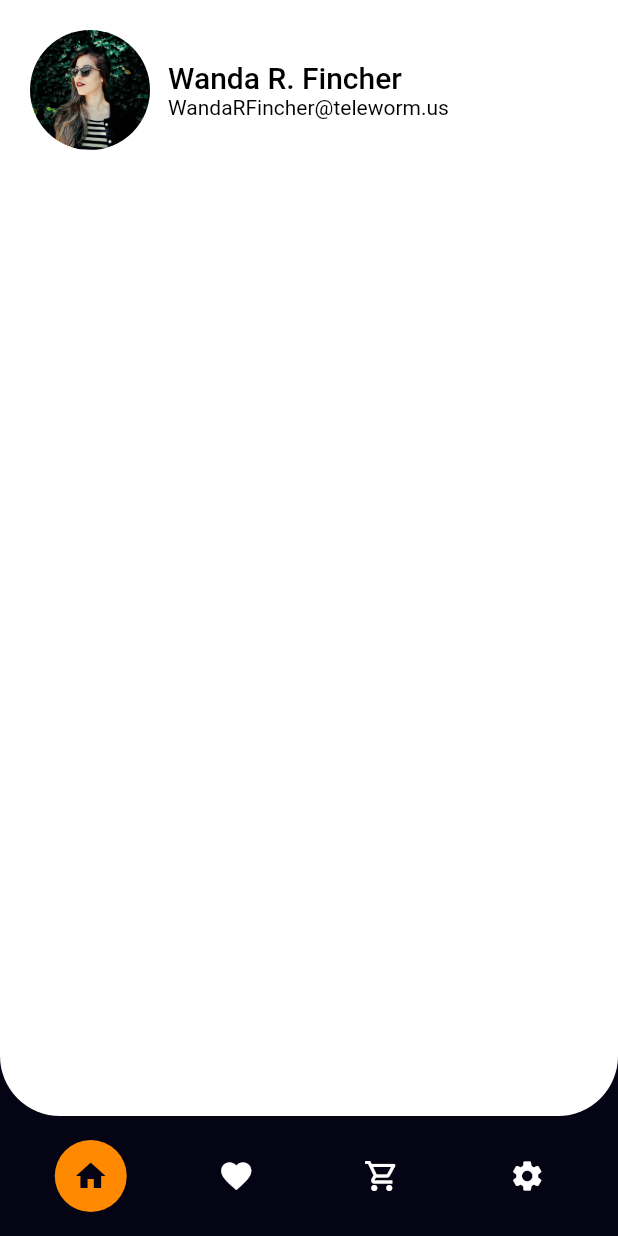
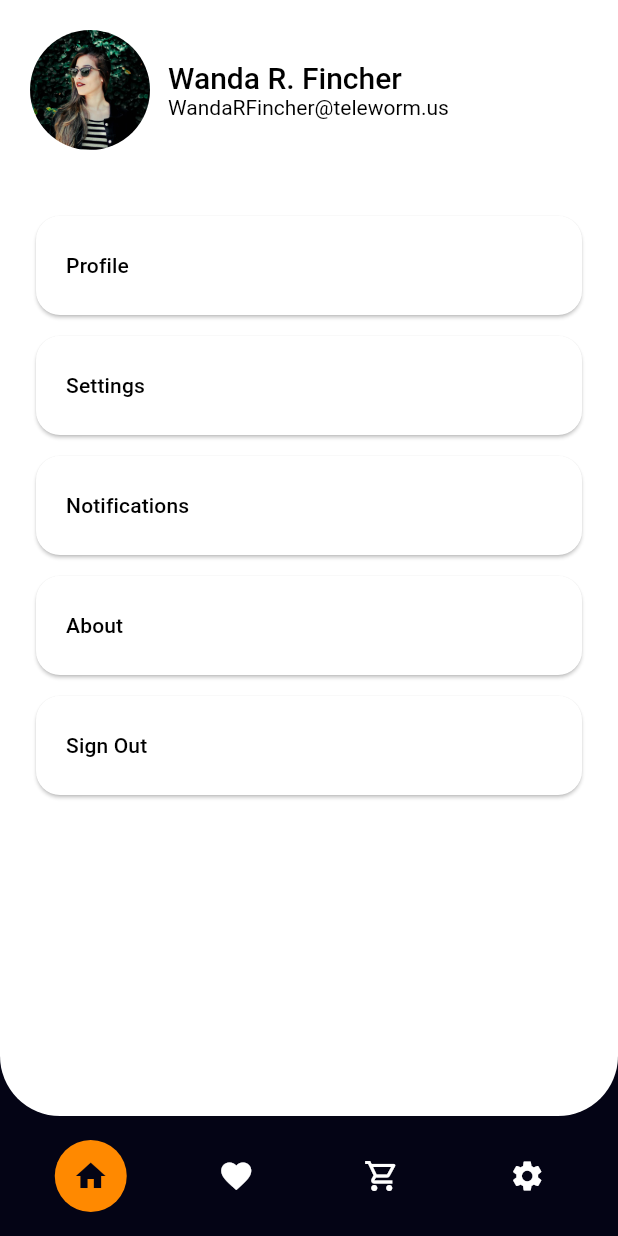
Before and after one commit to brekooname/Flutter-Cloth-Store-App, a Flutter app: the screen it shows after launch, swiped to page 4, on a phone screen of 412 x 824 dp. Run offline on Flutter 3.47's test engine with Material 2 defaults, Android fonts, the phone set to English and light mode, and no system bars; drawn by our look-alikes of flutter_snake_navigationbar; our stand-ins replace bloc, equatable, flutter_bloc, sliding_up_panel.

Commit message:
Update setting screen design

```diff
--- a/lib/presentation/screens/setting/setting_screen.dart
+++ b/lib/presentation/screens/setting/setting_screen.dart
@@ -26,11 +26,69 @@ class SettingScreen extends StatelessWidget {
                   style: Theme.of(context).textTheme.headline6,),
                   const Text("WandaRFincher@teleworm.us")
                 ],
-              )
+              ),
+
             ],
           ),
-        )
+        ),
+        const SizedBox(height: 30),
+        const SettingCard(
+          title: "Profile",
+        ),
+        const SizedBox(height: 6),
+        const SettingCard(
+          title: "Settings",
+        ),
+        const SizedBox(height: 6),
+        const SettingCard(
+          title: "Notifications",
+        ),
+        const SizedBox(height: 6),
+        const SettingCard(
+          title: "About",
+        ),
+        const SizedBox(height: 6),
+        const SettingCard(
+          title: "Sign Out",
+        ),
       ],
     );
   }
 }
+
+class SettingCard extends StatelessWidget {
+  final String title;
+  const SettingCard({
+    Key? key,
+    required this.title
+  }) : super(key: key);
+
+  @override
+  Widget build(BuildContext context) {
+    return Padding(
+      padding: const EdgeInsets.symmetric(horizontal: 20),
+      child: InkWell(
+        onTap: (){
+
+        },
+        child: Card(
+          color: Colors.white,
+          elevation: 1,
+          clipBehavior: Clip.antiAlias,
+          shape: RoundedRectangleBorder(
+            borderRadius: BorderRadius.circular(16),
+          ),
+          child: Padding(
+            padding: const EdgeInsets.symmetric(horizontal: 20,vertical: 25),
+            child: Row(
+              children: [
+                Text(title,
+                style: Theme.of(context).textTheme.titleSmall,)
+              ],
+            ),
+          ),
+        ),
+      ),
+    );
+  }
+}
```
